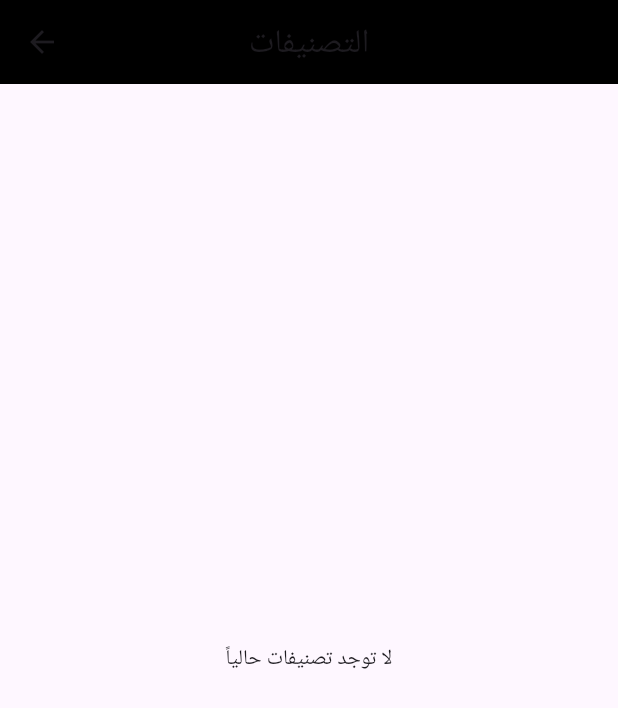
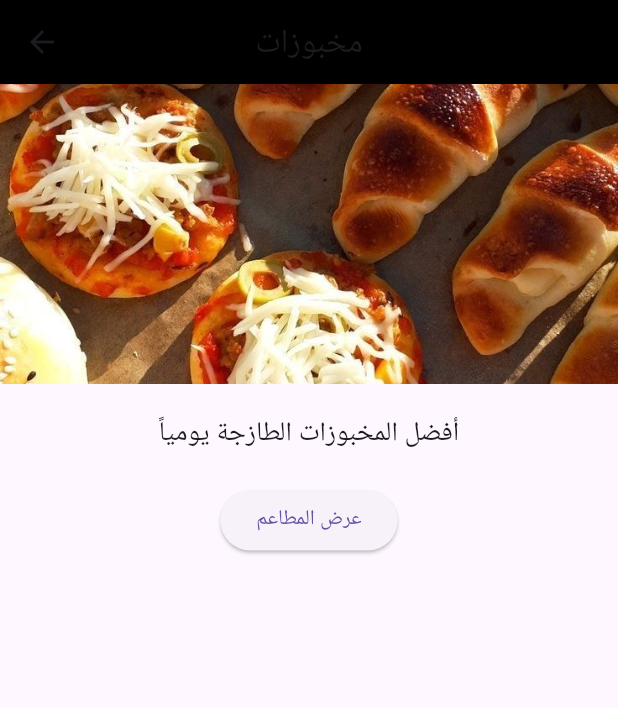
Before and after one commit to ebrahimzaghal1-cmd/barakah-90, a Flutter app: the MarketScreen screen opened directly, after a tap on "مخبوزات", on a phone screen of 412 x 824 dp. Shown: the top 708 px of the screen. Run offline on Flutter 3.47's test engine with Material 3 defaults, Android fonts, the phone set to English and light mode, and no system bars; our stand-ins replace cloud_firestore, firebase_auth, firebase_core, geolocator, shared_preferences; accounts and stored records are empty.

Commit message:
Update project files

```diff
--- a/lib/screens/categories_screen.dart
+++ b/lib/screens/categories_screen.dart
@@ -1,50 +1,118 @@
 import 'package:flutter/material.dart';
-import 'package:cloud_firestore/cloud_firestore.dart';
-import 'restaurants_screen.dart'; // للانتقال للمطاعم بعد اختيار التصنيف
+
+import 'restaurants_screen.dart';
+
 
 class CategoriesScreen extends StatelessWidget {
-  const CategoriesScreen({super.key});
+
+  final String title;
+  final String image;
+  final String description;
+
+
+  const CategoriesScreen({
+
+    super.key,
+
+    required this.title,
+
+    required this.image,
+
+    required this.description,
+
+  });
+
 
   @override
   Widget build(BuildContext context) {
+
+
     return Scaffold(
+
       appBar: AppBar(
-        title: const Text("التصنيفات"),
-        backgroundColor: Colors.black,
-        centerTitle: true,
+
+        title: Text(title),
+
+        centerTitle:true,
+
+        backgroundColor:Colors.black,
+
       ),
-      body: StreamBuilder<QuerySnapshot>(
-        // هنا نربط التطبيق بمجموعة التصنيفات التي يضيفها الأدمن
-        stream: FirebaseFirestore.instance.collection('categories').snapshots(),
-        builder: (context, snapshot) {
-          if (snapshot.connectionState == ConnectionState.waiting) {
-            return const Center(child: CircularProgressIndicator());
-          }
-          if (!snapshot.hasData || snapshot.data!.docs.isEmpty) {
-            return const Center(child: Text("لا توجد تصنيفات حالياً"));
-          }
 
-          return ListView.builder(
-            itemCount: snapshot.data!.docs.length,
-            itemBuilder: (context, index) {
-              var category = snapshot.data!.docs[index];
-              return ListTile(
-                leading: CircleAvatar(
-                  backgroundImage: NetworkImage(category['image'] ?? ''),
+
+      body: Column(
+
+        children:[
+
+
+          Image.asset(
+
+            image,
+
+            height:200,
+
+            width:double.infinity,
+
+            fit:BoxFit.cover,
+
+          ),
+
+
+          Padding(
+
+            padding:const EdgeInsets.all(20),
+
+            child:Text(
+
+              description,
+
+              style:const TextStyle(
+
+                fontSize:18,
+
+              ),
+
+            ),
+
+          ),
+
+
+
+          ElevatedButton(
+
+            onPressed:(){
+
+              Navigator.push(
+
+                context,
+
+                MaterialPageRoute(
+
+                  builder:(context)=>const RestaurantsScreen(),
+
                 ),
-                title: Text(category['name'] ?? 'بدون اسم'),
-                onTap: () {
-                  // عند الضغط على تصنيف (مثل "مطاعم")، يفتح صفحة المطاعم
-                  Navigator.push(
-                    context,
-                    MaterialPageRoute(builder: (context) => const RestaurantsScreen()),
-                  );
-                },
+
               );
+
             },
-          );
-        },
+
+
+            child:const Text(
+
+              "عرض المطاعم",
+
+            ),
+
+          ),
+
+
+        ],
+
       ),
+
     );
+
+
   }
+
 }
--- a/lib/screens/market_screen.dart
+++ b/lib/screens/market_screen.dart
@@ -1,83 +1,136 @@
 import 'package:flutter/material.dart';
+
 import 'categories_screen.dart';
 import '../widgets/category_item.dart';
 
+
 class MarketScreen extends StatelessWidget {
+
   const MarketScreen({super.key});
 
-  static const categories = [
+
+  static const List<Map<String,String>> categories = [
+
     {
-      'title': 'مخبوزات',
-      'image': 'assets/images/categories/bakery.jpg',
-      'desc': 'أفضل المخبوزات الطازجة يوميًا',
+      'title':'مخبوزات',
+      'image':'assets/images/categories/bakery.jpg',
+      'desc':'أفضل المخبوزات الطازجة يومياً',
     },
+
     {
-      'title': 'دجاج',
-      'image': 'assets/images/categories/chicken.jpg',
-      'desc': 'منتجات دجاج طازجة ومتنوعة',
+      'title':'دجاج',
+      'image':'assets/images/categories/chicken.jpg',
+      'desc':'منتجات دجاج طازجة ومتنوعة',
     },
+
     {
-      'title': 'أسماك',
-      'image': 'assets/images/categories/fish.jpg',
-      'desc': 'أسماك ومأكولات بحرية طازجة',
+      'title':'أسماك',
+      'image':'assets/images/categories/fish.jpg',
+      'desc':'أسماك ومأكولات بحرية طازجة',
     },
+
     {
-      'title': 'خضار وفواكه',
-      'image': 'assets/images/categories/fruits_veggies.jpg',
-      'desc': 'خضار وفواكه طازجة يوميًا',
+      'title':'خضار وفواكه',
+      'image':'assets/images/categories/fruits_veggies.jpg',
+      'desc':'خضار وفواكه يومية',
     },
+
     {
-      'title': 'لحوم',
-      'image': 'assets/images/categories/meat.jpg',
-      'desc': 'أجود أنواع اللحوم الطازجة',
+      'title':'لحوم',
+      'image':'assets/images/categories/meat.jpg',
+      'desc':'أجود أنواع اللحوم',
     },
+
     {
-      'title': 'صيدلية',
-      'image': 'assets/images/categories/pharmacy.jpg',
-      'desc': 'منتجات صيدلانية واحتياجات يومية',
+      'title':'صيدلية',
+      'image':'assets/images/categories/pharmacy.jpg',
+      'desc':'احتياجات صحية ومنزلية',
     },
+
     {
-      'title': 'سوبرماركت',
-      'image': 'assets/images/categories/supermarket.jpg',
-      'desc': 'كل احتياجات المنزل والمواد الغذائية',
+      'title':'سوبرماركت',
+      'image':'assets/images/categories/supermarket.jpg',
+      'desc':'كل احتياجات المنزل',
     },
+
   ];
+
 
   @override
   Widget build(BuildContext context) {
+
     return Scaffold(
-      backgroundColor: const Color(0xFFFDF6F8),
+
+      backgroundColor: const Color(0xffFDF6F8),
+
       body: SafeArea(
+
         child: GridView.builder(
+
           padding: const EdgeInsets.all(20),
+
           itemCount: categories.length,
-          gridDelegate: const SliverGridDelegateWithFixedCrossAxisCount(
-            crossAxisCount: 2,
-            crossAxisSpacing: 16,
-            mainAxisSpacing: 16,
-            childAspectRatio: 0.72,
+
+
+          gridDelegate:
+          const SliverGridDelegateWithFixedCrossAxisCount(
+
+            crossAxisCount:2,
+
+            crossAxisSpacing:16,
+
+            mainAxisSpacing:16,
+
+            childAspectRatio:0.72,
+
           ),
-          itemBuilder: (context, index) {
+
+
+          itemBuilder:(context,index){
+
             final item = categories[index];
+
+
             return CategoryItem(
-              title: item['title']!,
-              image: item['image']!,
-              onTap: () {
+
+              title:item['title']!,
+
+              image:item['image']!,
+
+              onTap:(){
+
                 Navigator.push(
+
                   context,
+
                   MaterialPageRoute(
-                    builder: (_) => CategoriesScreen(
-                      title: item['title']!,
-                      image: item['image']!,
-                      description: item['desc']!,
+
+                    builder:(context)=>CategoriesScreen(
+
+                      title:item['title']!,
+
+                      image:item['image']!,
+
+                      description:item['desc']!,
+
                     ),
+
                   ),
+
                 );
+
               },
+
             );
+
           },
+
         ),
+
       ),
+
     );
+
   }
+
 }
```
Also changed, not shown: lib/navigation/main_navigation_bar.dart (+29 -8 lines), lib/screens/restaurants_screen.dart (+70 -24 lines), pubspec.yaml (+12 -5 lines), pubspec.lock, 59 other files.
